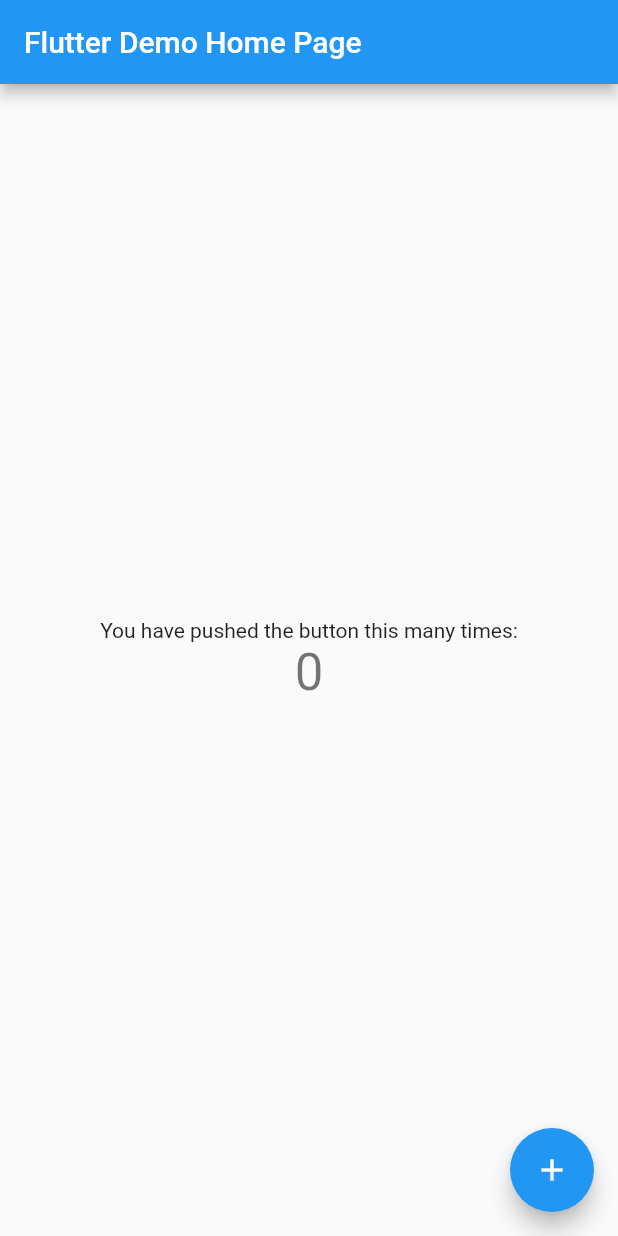
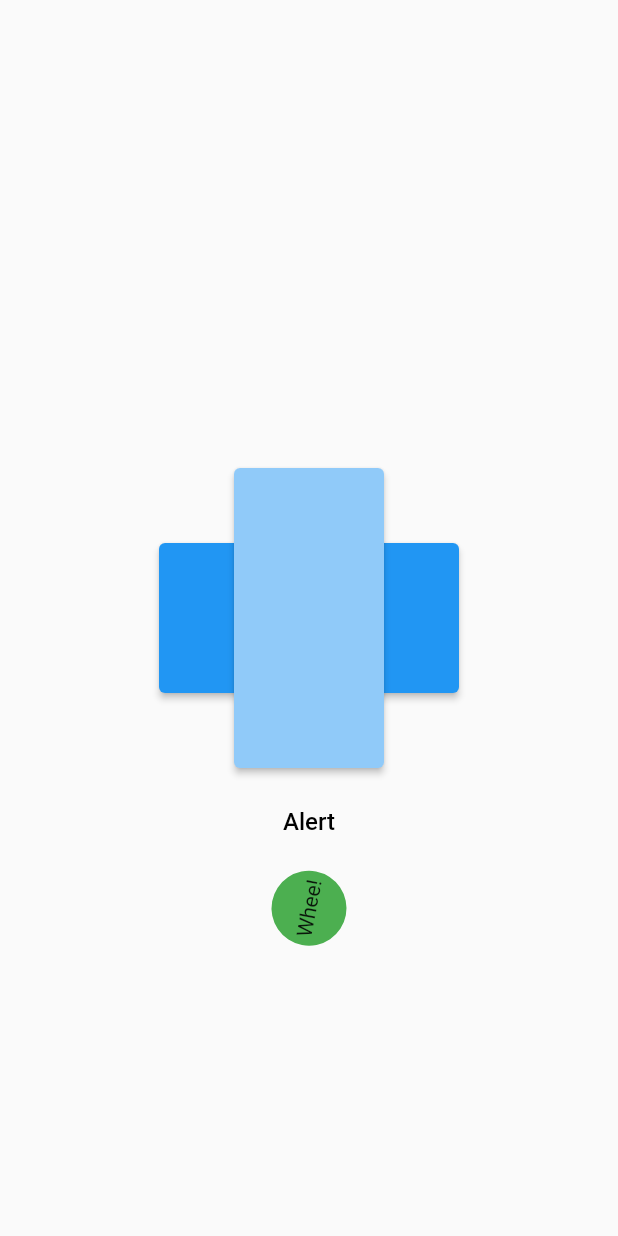
Before and after one commit to luqmantuke/Widget-Of-The-Day, a Flutter app: the screen it shows after launch, on a phone screen of 412 x 824 dp. Run offline on Flutter 3.47's test engine with Material 2 defaults, Android fonts, the phone set to English and light mode, and no system bars.

Commit message:
Finished 17-Sept-21

```diff
--- a/17-Sept-21/today/lib/main.dart
+++ b/17-Sept-21/today/lib/main.dart
@@ -1,4 +1,5 @@
 import 'package:flutter/material.dart';
+import 'dart:math' as math;
 
 void main() {
   runApp(MyApp());
@@ -9,7 +10,7 @@ class MyApp extends StatelessWidget {
   @override
   Widget build(BuildContext context) {
     return MaterialApp(
-      title: 'Flutter Demo',
+      title: '17-Sept-21',
       theme: ThemeData(
         // This is the theme of your application.
         //
@@ -22,92 +23,124 @@ class MyApp extends StatelessWidget {
         // is not restarted.
         primarySwatch: Colors.blue,
       ),
-      home: MyHomePage(title: 'Flutter Demo Home Page'),
+      home: MyHomePage(),
     );
   }
 }
 
 class MyHomePage extends StatefulWidget {
-  MyHomePage({Key? key, required this.title}) : super(key: key);
-
-  // This widget is the home page of your application. It is stateful, meaning
-  // that it has a State object (defined below) that contains fields that affect
-  // how it looks.
-
-  // This class is the configuration for the state. It holds the values (in this
-  // case the title) provided by the parent (in this case the App widget) and
-  // used by the build method of the State. Fields in a Widget subclass are
-  // always marked "final".
-
-  final String title;
+  const MyHomePage({Key? key}) : super(key: key);
 
   @override
   _MyHomePageState createState() => _MyHomePageState();
 }
 
-class _MyHomePageState extends State<MyHomePage> {
-  int _counter = 0;
+class _MyHomePageState extends State<MyHomePage> with TickerProviderStateMixin {
+  late final AnimationController _controller = AnimationController(
+    duration: const Duration(seconds: 10),
+    vsync: this,
+  )..repeat();
 
-  void _incrementCounter() {
-    setState(() {
-      // This call to setState tells the Flutter framework that something has
-      // changed in this State, which causes it to rerun the build method below
-      // so that the display can reflect the updated values. If we changed
-      // _counter without calling setState(), then the build method would not be
-      // called again, and so nothing would appear to happen.
-      _counter++;
-    });
+  @override
+  void dispose() {
+    _controller.dispose();
+    super.dispose();
   }
 
   @override
   Widget build(BuildContext context) {
-    // This method is rerun every time setState is called, for instance as done
-    // by the _incrementCounter method above.
-    //
-    // The Flutter framework has been optimized to make rerunning build methods
-    // fast, so that you can just rebuild anything that needs updating rather
-    // than having to individually change instances of widgets.
+    Future<void> _showMyDialog() async {
+      return showDialog<void>(
+        context: context,
+        barrierDismissible: false, // user must tap button!
+        builder: (BuildContext context) {
+          return AlertDialog(
+            title: const Text('AlertDialog Title'),
+            content: SingleChildScrollView(
+              child: ListBody(
+                children: const <Widget>[
+                  Text('This is a demo alert dialog.'),
+                  Text('Would you like to approve of this message?'),
+                ],
+              ),
+            ),
+            actions: <Widget>[
+              TextButton(
+                child: const Text('Approve'),
+                onPressed: () {
+                  Navigator.of(context).pop();
+                },
+              ),
+            ],
+          );
+        },
+      );
+    }
+
     return Scaffold(
-      appBar: AppBar(
-        // Here we take the value from the MyHomePage object that was created by
-        // the App.build method, and use it to set our appbar title.
-        title: Text(widget.title),
-      ),
       body: Center(
-        // Center is a layout widget. It takes a single child and positions it
-        // in the middle of the parent.
-        child: Column(
-          // Column is also a layout widget. It takes a list of children and
-          // arranges them vertically. By default, it sizes itself to fit its
-          // children horizontally, and tries to be as tall as its parent.
-          //
-          // Invoke "debug painting" (press "p" in the console, choose the
-          // "Toggle Debug Paint" action from the Flutter Inspector in Android
-          // Studio, or the "Toggle Debug Paint" command in Visual Studio Code)
-          // to see the wireframe for each widget.
-          //
-          // Column has various properties to control how it sizes itself and
-          // how it positions its children. Here we use mainAxisAlignment to
-          // center the children vertically; the main axis here is the vertical
-          // axis because Columns are vertical (the cross axis would be
-          // horizontal).
-          mainAxisAlignment: MainAxisAlignment.center,
+        child: Stack(
+          alignment: AlignmentDirectional.center,
           children: <Widget>[
-            Text(
-              'You have pushed the button this many times:',
+            SizedBox(
+              width: 200.0,
+              height: 100.0,
+              child: ElevatedButton(
+                onPressed: () {},
+                child: null,
+              ),
             ),
-            Text(
-              '$_counter',
-              style: Theme.of(context).textTheme.headline4,
+            SizedBox(
+              width: 100.0,
+              height: 200.0,
+              child: AbsorbPointer(
+                absorbing: true,
+                child: ElevatedButton(
+                  style: ElevatedButton.styleFrom(
+                    primary: Colors.blue.shade200,
+                  ),
+                  onPressed: () {},
+                  child: null,
+                ),
+              ),
             ),
+            AnimatedAlign(
+              alignment: Alignment(0.0, 0.35),
+              duration: Duration(seconds: 12),
+              curve: Curves.fastOutSlowIn,
+              child: TextButton(
+                onPressed: _showMyDialog,
+                child: Text(
+                  "Alert",
+                  style: TextStyle(fontSize: 16, color: Colors.black),
+                ),
+              ),
+            ),
+            Align(
+              alignment: Alignment(0.0, 0.5),
+              child: AnimatedBuilder(
+                animation: _controller,
+                child: Container(
+                  decoration: BoxDecoration(
+                      shape: BoxShape.circle, color: Colors.green),
+                  width: 50,
+                  height: 50,
+                  // color: Colors.green,
+                  child: const Center(
+                    child: Text('Whee!'),
+                  ),
+                ),
+                builder: (BuildContext context, Widget? child) {
+                  return Transform.rotate(
+                    angle: _controller.value * 2.0 * math.pi,
+                    child: child,
+                  );
+                },
+              ),
+            )
           ],
         ),
       ),
-      floatingActionButton: FloatingActionButton(
-        onPressed: _incrementCounter,
-        tooltip: 'Increment',
-        child: Icon(Icons.add),
-      ), // This trailing comma makes auto-formatting nicer for build methods.
     );
   }
 }
```
Also changed, not shown: 17-Sept-21/day.txt (+10 -10 lines).
